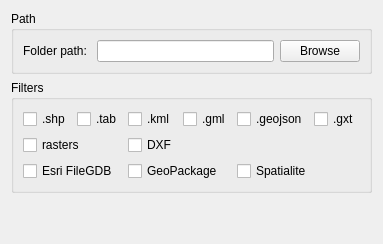
Guts/DicoGIS, file dicogis/ui/wdg_tab_files.ui: the form before one commit.
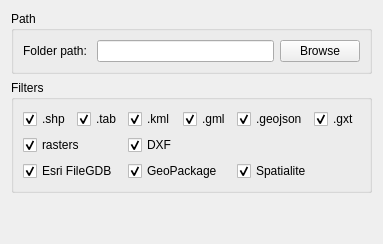
The form after the commit.

Commit message: fix(gui): check every format on first launch

```diff
--- a/dicogis/ui/wdg_tab_files.ui
+++ b/dicogis/ui/wdg_tab_files.ui
@@ -40,6 +40,9 @@
         <property name="text">
          <string>.shp</string>
         </property>
+        <property name="checked">
+         <bool>true</bool>
+        </property>
        </widget>
       </item>
       <item row="0" column="1">
@@ -47,6 +50,9 @@
         <property name="text">
          <string>.tab</string>
         </property>
+        <property name="checked">
+         <bool>true</bool>
+        </property>
        </widget>
       </item>
       <item row="0" column="2">
@@ -54,6 +60,9 @@
         <property name="text">
          <string>.kml</string>
         </property>
+        <property name="checked">
+         <bool>true</bool>
+        </property>
        </widget>
       </item>
       <item row="0" column="3">
@@ -61,6 +70,9 @@
         <property name="text">
          <string>.gml</string>
         </property>
+        <property name="checked">
+         <bool>true</bool>
+        </property>
        </widget>
       </item>
       <item row="0" column="4">
@@ -68,6 +80,9 @@
         <property name="text">
          <string>.geojson</string>
         </property>
+        <property name="checked">
+         <bool>true</bool>
+        </property>
        </widget>
       </item>
       <item row="0" column="5">
@@ -75,6 +90,9 @@
         <property name="text">
          <string>.gxt</string>
         </property>
+        <property name="checked">
+         <bool>true</bool>
+        </property>
        </widget>
       </item>
       <item row="1" column="0" rowspan="1" colspan="2">
@@ -82,6 +100,9 @@
         <property name="text">
          <string>rasters</string>
         </property>
+        <property name="checked">
+         <bool>true</bool>
+        </property>
        </widget>
       </item>
       <item row="1" column="2">
@@ -89,6 +110,9 @@
         <property name="text">
          <string>DXF</string>
         </property>
+        <property name="checked">
+         <bool>true</bool>
+        </property>
        </widget>
       </item>
       <item row="2" column="0" rowspan="1" colspan="2">
@@ -96,6 +120,9 @@
         <property name="text">
          <string>Esri FileGDB</string>
         </property>
+        <property name="checked">
+         <bool>true</bool>
+        </property>
        </widget>
       </item>
       <item row="2" column="2" rowspan="1" colspan="2">
@@ -103,6 +130,9 @@
         <property name="text">
          <string>GeoPackage</string>
         </property>
+        <property name="checked">
+         <bool>true</bool>
+        </property>
        </widget>
       </item>
       <item row="2" column="4" rowspan="1" colspan="2">
@@ -110,6 +140,9 @@
         <property name="text">
          <string>Spatialite</string>
         </property>
+        <property name="checked">
+         <bool>true</bool>
+        </property>
        </widget>
       </item>
      </layout>
```
The commit also changes 1 other file.
